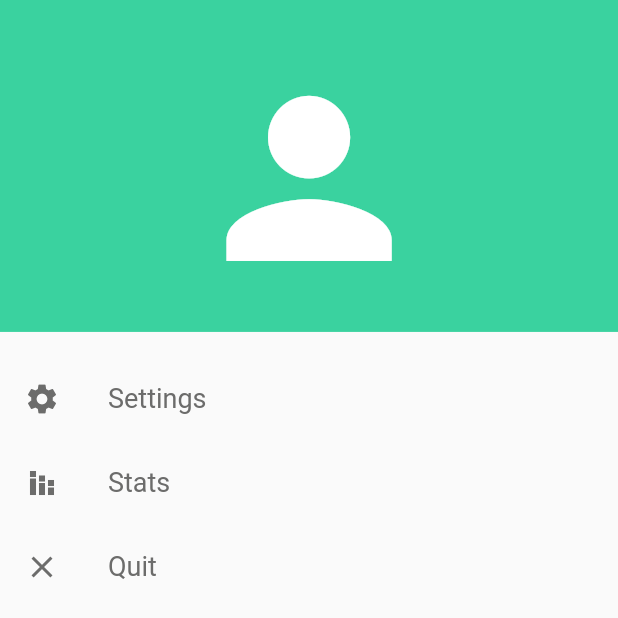
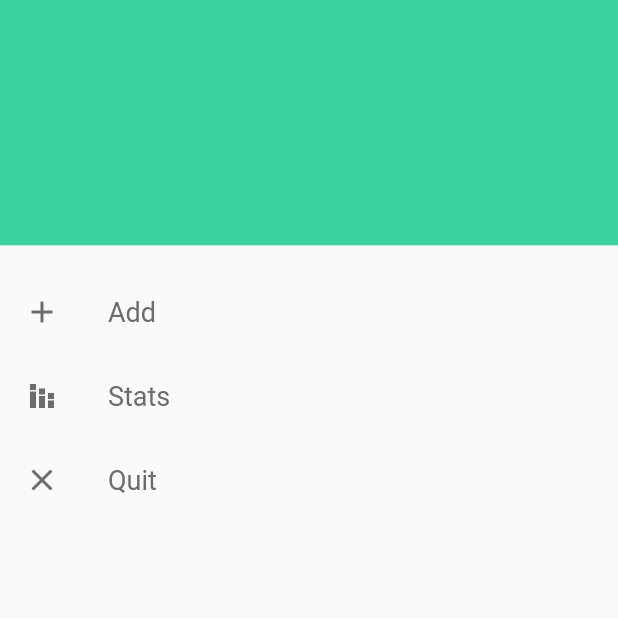
Before and after one commit to noureddine1/debtsFirebase, a Flutter app: what myDrawer() shows on an empty page, opened directly, on a phone screen of 412 x 824 dp. Shown: the top 618 px of the screen. Run offline on Flutter 3.47's test engine with Material 2 defaults, Android fonts, the phone set to English and light mode, and no system bars; our stand-ins replace bottom_navy_bar, flutter_slidable, percent_indicator, shared_preferences, sqflite; missing offline and left inert: sliding_switch; accounts and stored records are empty.

Commit message:
finished drawer

```diff
--- a/lib/UI/widgets/drawer.dart
+++ b/lib/UI/widgets/drawer.dart
@@ -1,8 +1,10 @@
 import 'dart:ui';
+import 'package:debts/UI/Pages/add_new_page.dart';
 import 'package:debts/UI/Pages/home_page.dart';
 import 'package:debts/UI/Pages/welcome_page.dart';
 import 'package:debts/consts.dart';
 import 'package:flutter/material.dart';
+import 'package:flutter/services.dart';
 
 class myDrawer extends StatefulWidget {
   @override
@@ -23,21 +25,20 @@ class _myDrawerState extends State<myDrawer> {
               crossAxisAlignment: CrossAxisAlignment.center,
               mainAxisAlignment: MainAxisAlignment.center,
               children: [
-                SizedBox(height: MediaQuery.of(context).size.height * 0.02),
-                Icon(
-                  Icons.person,
-                  color: Colors.white,
-                  size: MediaQuery.of(context).size.height * 0.2,
-                ),
+                SizedBox(height: MediaQuery.of(context).size.height * 0.15),
               ],
             ),
           ),
         ),
         SizedBox(height: MediaQuery.of(context).size.height * 0.02),
         ListTile(
-          leading: Icon(Icons.settings, color: secondaryText),
+          onTap: () {
+            Navigator.of(context).push(
+                MaterialPageRoute(builder: (context) => AddNew(index: 1)));
+          },
+          leading: Icon(Icons.add, color: secondaryText),
           title: Text(
-            'Settings',
+            'Add',
             style: TextStyle(
               color: secondaryText,
               fontSize: 18,
@@ -45,6 +46,10 @@ class _myDrawerState extends State<myDrawer> {
           ),
         ),
         ListTile(
+          onTap: () {
+            Navigator.of(context).pushReplacement(
+                MaterialPageRoute(builder: (context) => HomePage(index: 2)));
+          },
           leading: Icon(Icons.stacked_bar_chart, color: secondaryText),
           title: Text(
             'Stats',
@@ -55,6 +60,9 @@ class _myDrawerState extends State<myDrawer> {
           ),
         ),
         ListTile(
+          onTap: () {
+            SystemNavigator.pop();
+          },
           leading: Icon(Icons.close, color: secondaryText),
           title: Text(
             'Quit',
```
